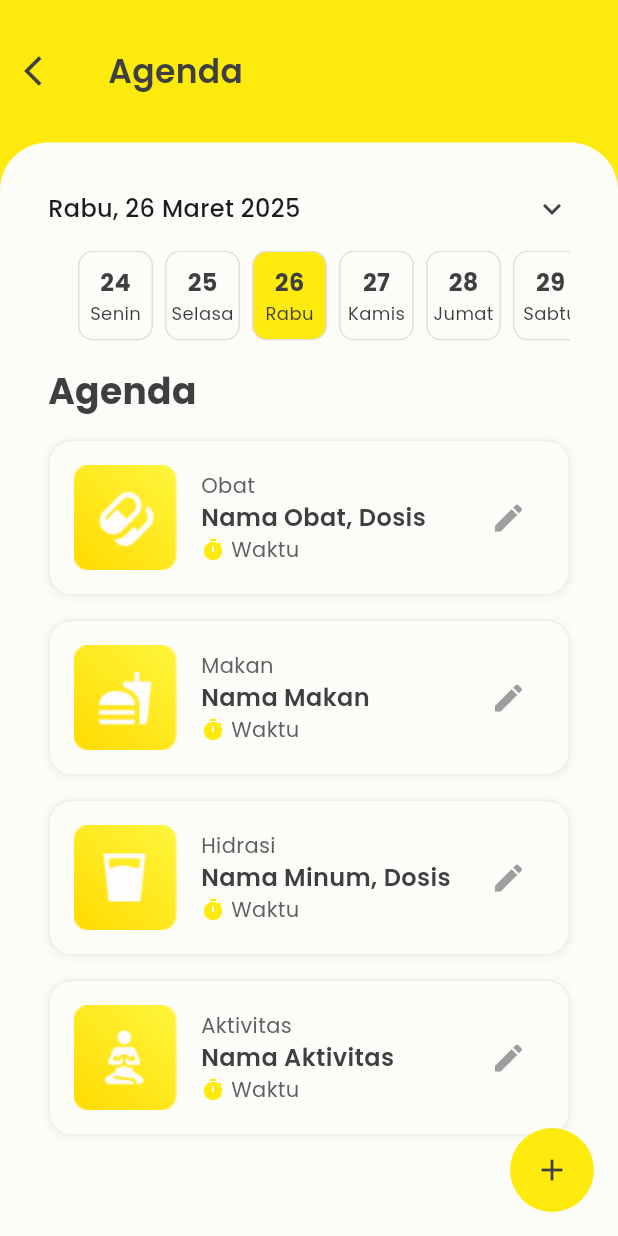
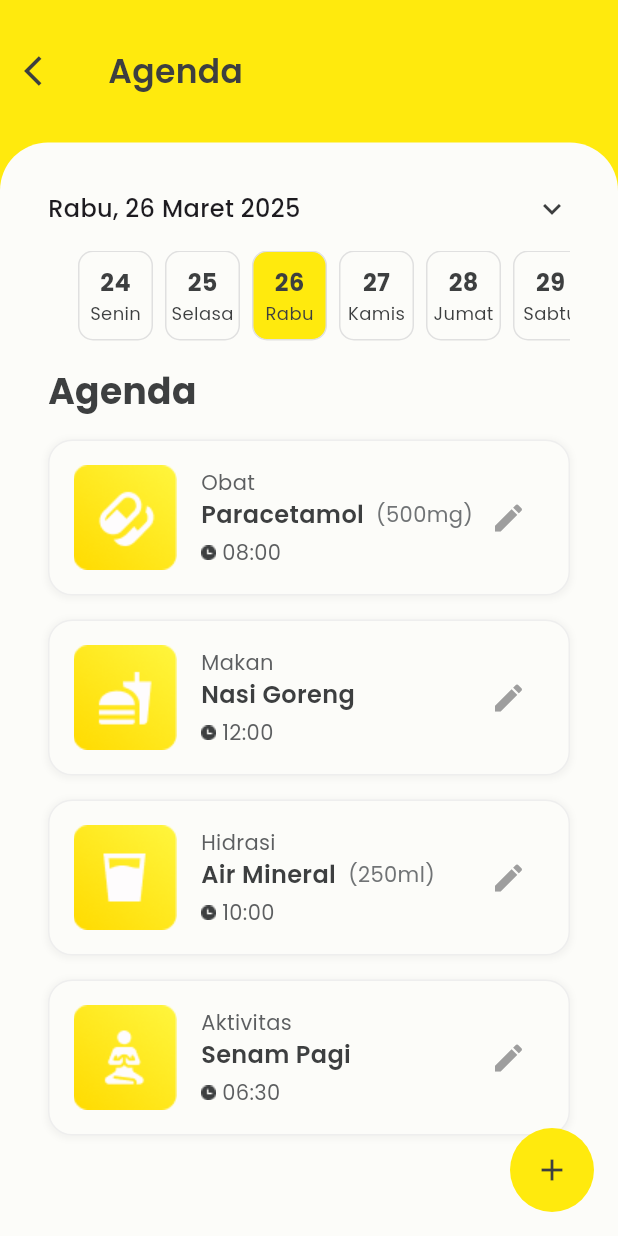
Before and after one commit to elginbrian/ELDERWISE-FE, a Flutter app: the AgendaPage screen opened directly, on a phone screen of 412 x 824 dp. Run offline on Flutter 3.47's test engine with Material 3 defaults, Android fonts, the light colour scheme and no system bars; our stand-ins replace animated_toggle_switch, bloc, dio, firebase_auth, firebase_core, flutter_bloc and 8 more; accounts and stored records are empty.

Commit message:
agenda done

```diff
--- a/lib/presentation/routes/app_route.dart
+++ b/lib/presentation/routes/app_route.dart
@@ -13,7 +13,7 @@ final GoRouter appRouter = GoRouter(
   initialLocation: '/onboarding',
   routes: [
     GoRoute(
-        path: '/onboarding', builder: (context, state) => const  GeofenceScreen()),
+        path: '/onboarding', builder: (context, state) => const  AgendaPage()),
     GoRoute(
       path: '/login',
       builder: (context, state) => const LoginScreen(),
--- a/lib/presentation/screens/agenda_screen/agenda_page.dart
+++ b/lib/presentation/screens/agenda_screen/agenda_page.dart
@@ -1,5 +1,6 @@
 import 'package:elderwise/presentation/screens/assets/image_string.dart';
 import 'package:elderwise/presentation/themes/colors.dart';
+import 'package:elderwise/presentation/widgets/agenda/build_agenda.dart';
 import 'package:flutter/material.dart';
 import 'package:intl/intl.dart';
 import 'package:intl/date_symbol_data_local.dart';
@@ -81,7 +82,6 @@ class _AgendaPageState extends State<AgendaPage> {
                       fontWeight: FontWeight.w600,
                       fontFamily: 'Poppins',
                       color: AppColors.neutral90,
-
                     ),
                   ),
                   const Spacer(),
@@ -144,8 +144,7 @@ class _AgendaPageState extends State<AgendaPage> {
                                   style: const TextStyle(
                                       fontWeight: FontWeight.w500,
                                       fontSize: 16,
-                                    fontFamily: 'Poppins'
-                                  ),
+                                      fontFamily: 'Poppins'),
                                 ),
                                 const Spacer(),
                                 const Icon(Icons.keyboard_arrow_down,
@@ -232,23 +231,32 @@ class _AgendaPageState extends State<AgendaPage> {
                     const SizedBox(height: 16),
                     Expanded(
                       child: ListView(
-                        children: [
-                          _buildAgendaItem(
+                        children: const [
+                          BuildAgenda(
   title: 'Obat',
-                            subtitle: 'Nama Obat, Dosis',
+  nama: 'Paracetamol',
+  dose: '500mg',
+  time: '08:00',
 ),
-                          _buildAgendaItem(
+BuildAgenda(
   title: 'Makan',
-                            subtitle: 'Nama Makan',
+  nama: 'Nasi Goreng',
+  dose: '',
+  time: '12:00',
 ),
-                          _buildAgendaItem(
+BuildAgenda(
   title: 'Hidrasi',
-                            subtitle: 'Nama Minum, Dosis',
+  nama: 'Air Mineral',
+  dose: '250ml',
+  time: '10:00',
 ),
-                          _buildAgendaItem(
+BuildAgenda(
   title: 'Aktivitas',
-                            subtitle: 'Nama Aktivitas',
+  nama: 'Senam Pagi',
+  dose: '',
+  time: '06:30',
 ),
+
                         ],
                       ),
                     ),
@@ -275,96 +283,4 @@ class _AgendaPageState extends State<AgendaPage> {
       ),
     );
   }
-
-  Widget _buildAgendaItem({required String title, required String subtitle}) {
-    String iconFile;
-    switch (title.toLowerCase()) {
-      case 'obat':
-        iconFile = 'medicine.png';
-        break;
-      case 'makan':
-        iconFile = 'food.png';
-        break;
-      case 'hidrasi':
-        iconFile = 'hidration.png';
-        break;
-      case 'aktivitas':
-        iconFile = 'activity.png';
-        break;
-      default:
-        iconFile = 'default.png';
 }
-
-    return Container(
-      margin: const EdgeInsets.only(bottom: 16),
-      decoration: BoxDecoration(
-        color: AppColors.secondarySurface,
-        borderRadius: BorderRadius.circular(16),
-        border: Border.all(color: Colors.grey.shade200),
-        boxShadow: [
-          BoxShadow(
-            color: Colors.grey.withOpacity(0.1),
-            spreadRadius: 1,
-            blurRadius: 3,
-            offset: const Offset(0, 1),
-          ),
-        ],
-      ),
-      child: Row(
-        children: [
-          Padding(
-            padding: const EdgeInsets.all(16.0),
-            child: Image.asset(iconImages + iconFile),
-          ),
-          Expanded(
-            child: Column(
-              crossAxisAlignment: CrossAxisAlignment.start,
-              children: [
-                Text(
-                  title,
-                  style: const TextStyle(
-                    fontSize: 14,
-                    fontWeight: FontWeight.w400,
-                    fontFamily: 'Poppins',
-                    color: AppColors.neutral80,
-                  ),
-                ),
-                Text(
-                  subtitle,
-                  style: const TextStyle(
-                    fontSize: 16,
-                    fontWeight: FontWeight.w600,
-                    fontFamily: 'Poppins',
-                    color: AppColors.neutral90,
-                  ),
-                ),
-                Row(
-                  children: const [
-                    Icon(Icons.timer, size: 16, color: AppColors.primaryMain),
-                    SizedBox(width: 4),
-                    Text(
-                      'Waktu',
-                      style: TextStyle(
-                        fontSize: 14,
-                        fontWeight: FontWeight.w400,
-                        fontFamily: 'Poppins',
-                        color: AppColors.neutral80,
-                      ),
-                    ),
-                  ],
-                ),
-              ],
-            ),
-          ),
-          Padding(
-            padding: const EdgeInsets.only(right: 16),
-            child: IconButton(
-              icon: const Icon(Icons.edit, color: Colors.grey),
-              onPressed: () {},
-            ),
-          ),
-        ],
-      ),
-    );
-  }
-}
--- /dev/null
+++ b/lib/presentation/widgets/agenda/build_agenda.dart
@@ -0,0 +1,129 @@
+import 'package:flutter/material.dart';
+import 'package:elderwise/presentation/screens/assets/image_string.dart';
+import 'package:elderwise/presentation/themes/colors.dart';
+
+class BuildAgenda extends StatelessWidget {
+  final String title;
+  final String nama;
+  final String dose;
+  final String time;
+
+  const BuildAgenda({
+    super.key,
+    required this.title,
+    required this.nama,
+    required this.dose,
+    required this.time,
+  });
+
+  @override
+  Widget build(BuildContext context) {
+    String iconFile;
+    switch (title.toLowerCase()) {
+      case 'obat':
+        iconFile = 'medicine.png';
+        break;
+      case 'makan':
+        iconFile = 'food.png';
+        break;
+      case 'hidrasi':
+        iconFile = 'hidration.png';
+        break;
+      case 'aktivitas':
+        iconFile = 'activity.png';
+        break;
+      default:
+        iconFile = 'default.png';
+    }
+
+    return Container(
+      margin: const EdgeInsets.only(bottom: 16),
+      decoration: BoxDecoration(
+        color: AppColors.secondarySurface,
+        borderRadius: BorderRadius.circular(16),
+        border: Border.all(color: Colors.grey.shade200),
+        boxShadow: [
+          BoxShadow(
+            color: Colors.grey.withOpacity(0.1),
+            spreadRadius: 1,
+            blurRadius: 3,
+            offset: const Offset(0, 1),
+          ),
+        ],
+      ),
+      child: Row(
+        children: [
+          Padding(
+            padding: const EdgeInsets.all(16.0),
+            child: Image.asset(iconImages + iconFile),
+          ),
+          Expanded(
+            child: Column(
+              crossAxisAlignment: CrossAxisAlignment.start,
+              children: [
+                Text(
+                  title,
+                  style: const TextStyle(
+                    fontSize: 14,
+                    fontWeight: FontWeight.w400,
+                    fontFamily: 'Poppins',
+                    color: AppColors.neutral80,
+                  ),
+                ),
+                Row(
+                  children: [
+                    if (nama.isNotEmpty)
+                      Text(
+                        nama,
+                        style: const TextStyle(
+                          fontSize: 16,
+                          fontWeight: FontWeight.w600,
+                          fontFamily: 'Poppins',
+                          color: AppColors.neutral90,
+                        ),
+                      ),
+                    const SizedBox(width: 8),
+                    if (dose.isNotEmpty)
+                      Text(
+                        ("(" + dose + ")"),
+                        style: const TextStyle(
+                          fontSize: 14,
+                          fontWeight: FontWeight.w400,
+                          fontFamily: 'Poppins',
+                          color: AppColors.neutral70,
+                        ),
+                      ),
+                  ],
+                ),
+                const SizedBox(height: 4),
+                Row(
+                  crossAxisAlignment: CrossAxisAlignment.center,
+                  children: [
+                    Image(image: AssetImage(iconImages + 'clock2.png')),
+                    const SizedBox(width: 4),
+                    Text(
+                      time,
+                      style: const TextStyle(
+                        fontSize: 14,
+                        fontWeight: FontWeight.w400,
+                        fontFamily: 'Poppins',
+                        color: AppColors.neutral80,
+                      ),
+                    ),
+                  ],
+                ),
+              ],
+            ),
+          ),
+          Padding(
+            padding: const EdgeInsets.only(right: 16),
+            child: IconButton(
+              icon: const Icon(Icons.edit, color: Colors.grey),
+              onPressed: () {},
+            ),
+          ),
+        ],
+      ),
+    );
+  }
+}
```
Also changed, not shown: lib/presentation/screens/assets/images/icon/clock2.png (added). Lines whose indentation alone changed are shown as unchanged.
